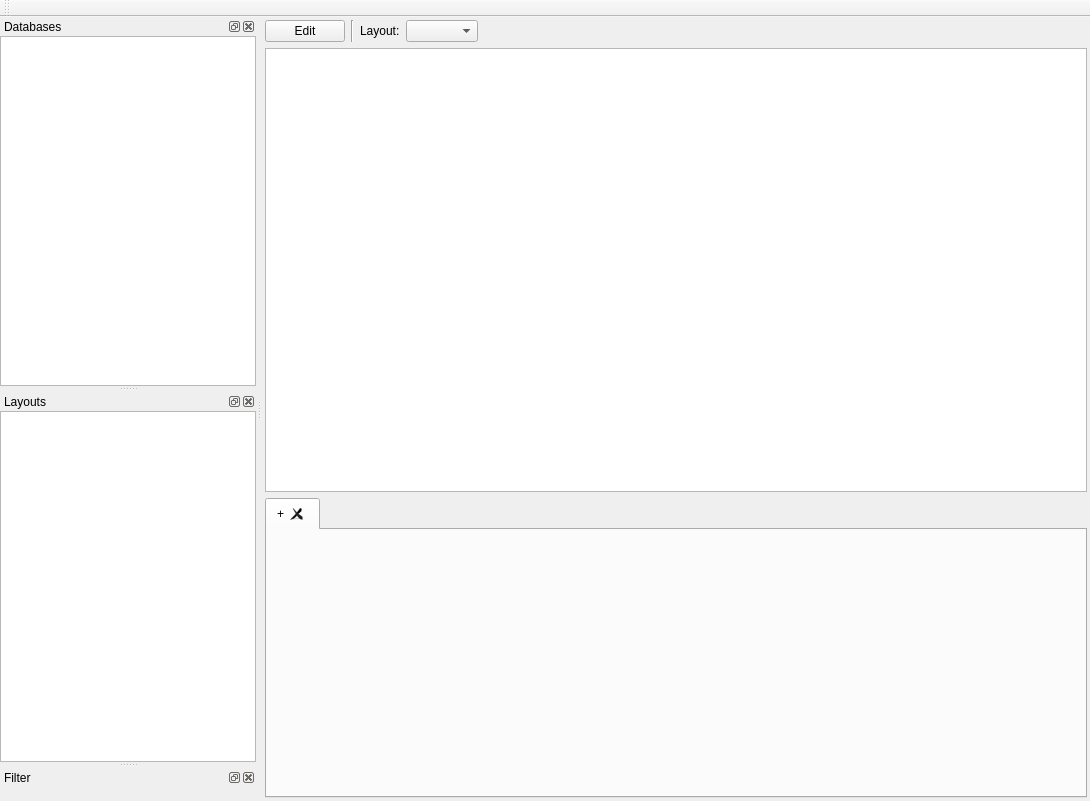
Old version of the form src/logbook/ui/WdgLogbook.ui in the repository Norman0406/LISA-old.
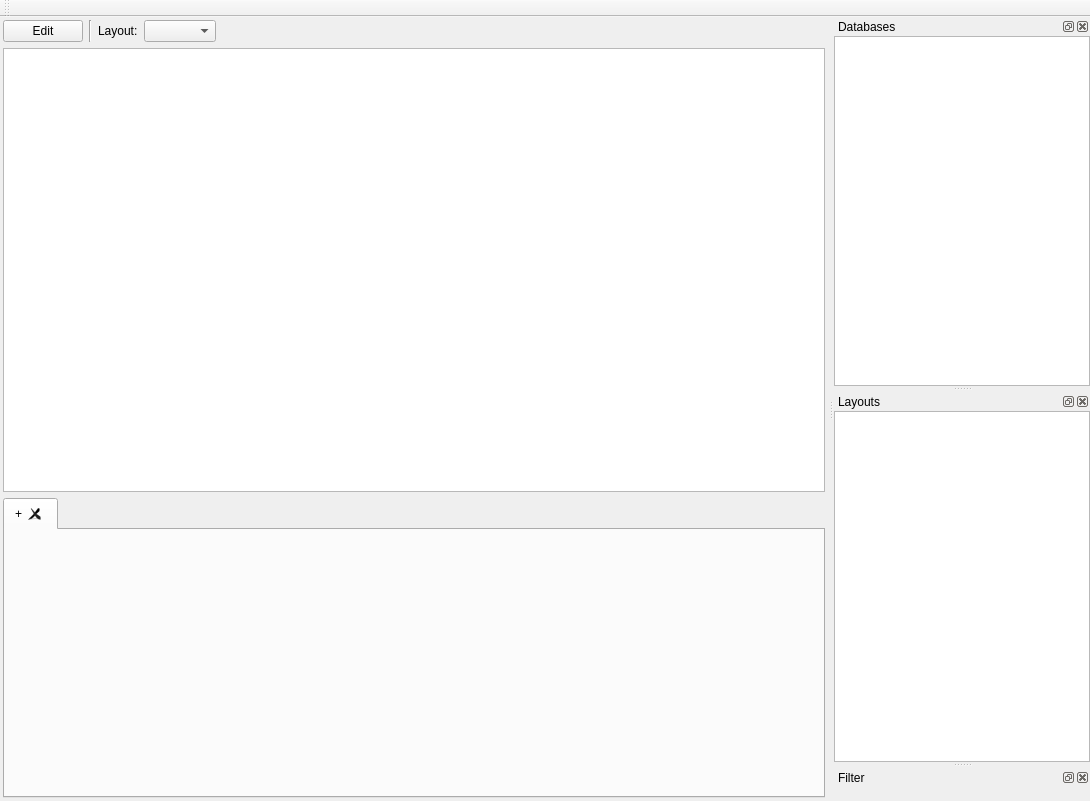
New version of the form.

What changed in the file:
```diff
--- a/src/logbook/ui/WdgLogbook.ui
+++ b/src/logbook/ui/WdgLogbook.ui
@@ -153,7 +153,7 @@
     <string>Databases</string>
    </property>
    <attribute name="dockWidgetArea">
-    <number>1</number>
+    <number>2</number>
    </attribute>
    <widget class="QWidget" name="dockWidgetContents">
     <layout class="QGridLayout" name="gridLayout_2">
@@ -203,7 +203,7 @@
     <string>Layouts</string>
    </property>
    <attribute name="dockWidgetArea">
-    <number>1</number>
+    <number>2</number>
    </attribute>
    <widget class="QWidget" name="dockWidgetContents_2">
     <layout class="QGridLayout" name="gridLayout_3">
@@ -230,7 +230,7 @@
     <string>Filter</string>
    </property>
    <attribute name="dockWidgetArea">
-    <number>1</number>
+    <number>2</number>
    </attribute>
    <widget class="QWidget" name="dockWidgetContents_3"/>
   </widget>
```
